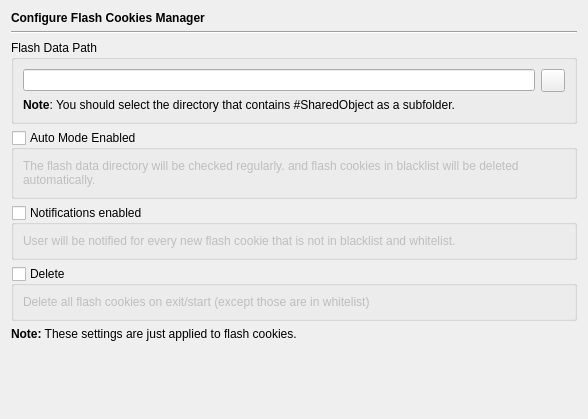
Above: Preferences/ConfigurationPages/HelpFlashCookieManagerPage.ui from testmana2/test before the change. Below: the same form after it.
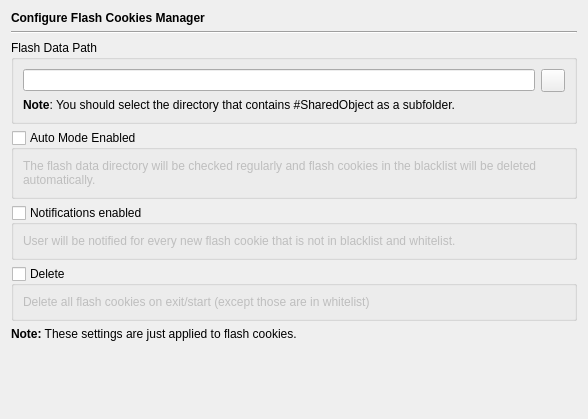
That is the form after the change.

```diff
--- a/Preferences/ConfigurationPages/HelpFlashCookieManagerPage.ui
+++ b/Preferences/ConfigurationPages/HelpFlashCookieManagerPage.ui
@@ -90,7 +90,7 @@
          </sizepolicy>
         </property>
         <property name="text">
-         <string>The flash data directory will be checked regularly. and flash cookies in blacklist will be deleted automatically.</string>
+         <string>The flash data directory will be checked regularly and flash cookies in the blacklist will be deleted automatically.</string>
         </property>
         <property name="wordWrap">
          <bool>true</bool>
```
